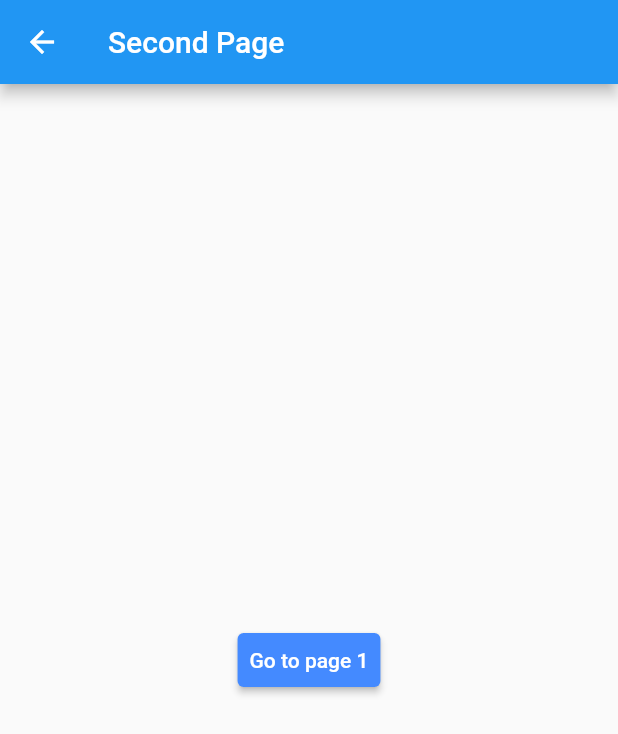
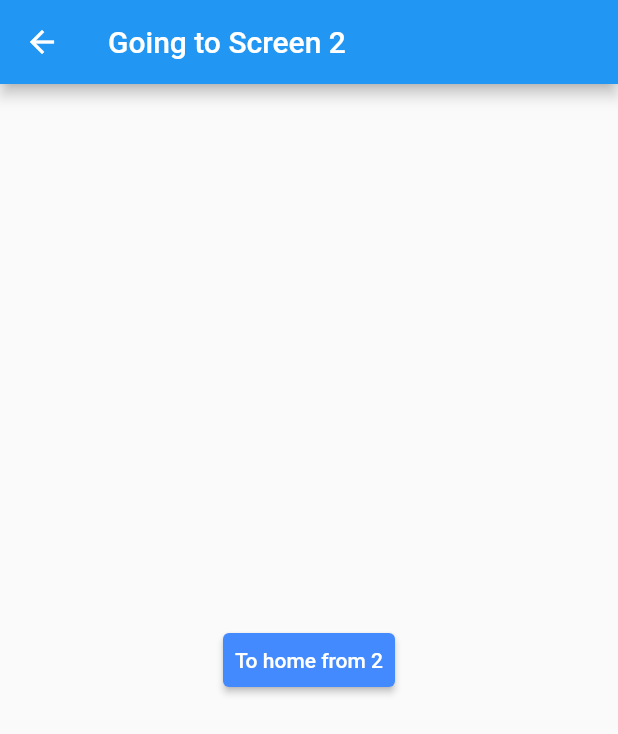
Before and after one commit to martinchoC/Flutter-tutorials, a Flutter app: the screen it shows after launch, after a tap on "Go to page 2", on a phone screen of 412 x 824 dp. Shown: the top 734 px of the screen. Run offline on Flutter 3.47's test engine with Material 2 defaults, Android fonts, the phone set to English and light mode, and no system bars.

Commit message:
passing arguments using the Navigator.push method

```diff
--- a/flutter_components/components_08_passing_data_between_screens/lib/pages/firstPage.dart
+++ b/flutter_components/components_08_passing_data_between_screens/lib/pages/firstPage.dart
@@ -1,3 +1,5 @@
+import 'package:components_08_passing_data_between_screens/widgetArguments.dart';
+
 import 'secondPage.dart';
 import 'package:flutter/material.dart';
 
@@ -7,7 +9,7 @@ class FirstPageWidget extends StatelessWidget {
   @override
   Widget build(BuildContext context) {
     return Scaffold(
-      appBar: AppBar(title: const Text('First Page')),
+      appBar: AppBar(title: Text('First Page')),
       body: Center(
         child: TextButton(
           style: TextButton.styleFrom(
@@ -19,9 +21,10 @@ class FirstPageWidget extends StatelessWidget {
           ),
           onPressed: () {
             //go to second page
-            Navigator.push(
+            Navigator.pushNamed(
               context,
-              MaterialPageRoute(builder: (context) => const SecondPageWidget()),
+              '/secondPage',
+              arguments: WidgetArguments("Going to Screen 2", 2),
             );
           },
         ),
--- a/flutter_components/components_08_passing_data_between_screens/lib/pages/secondPage.dart
+++ b/flutter_components/components_08_passing_data_between_screens/lib/pages/secondPage.dart
@@ -1,3 +1,4 @@
+import 'package:components_08_passing_data_between_screens/widgetArguments.dart';
 import 'package:flutter/material.dart';
 
 class SecondPageWidget extends StatelessWidget {
@@ -5,16 +6,18 @@ class SecondPageWidget extends StatelessWidget {
 
   @override
   Widget build(BuildContext context) {
+    final arguments =
+        ModalRoute.of(context)!.settings.arguments as WidgetArguments;
     return Scaffold(
-      appBar: AppBar(title: const Text('Second Page')),
+      appBar: AppBar(title: Text(arguments.title)),
       body: Center(
         child: TextButton(
           style: TextButton.styleFrom(
               primary: Colors.white,
               elevation: 2,
               backgroundColor: Colors.blueAccent),
-          child: const Text(
-            'Go to page 1',
+          child: Text(
+            'To home from ${arguments.number}',
           ),
           onPressed: () {
             //go to main page
```
